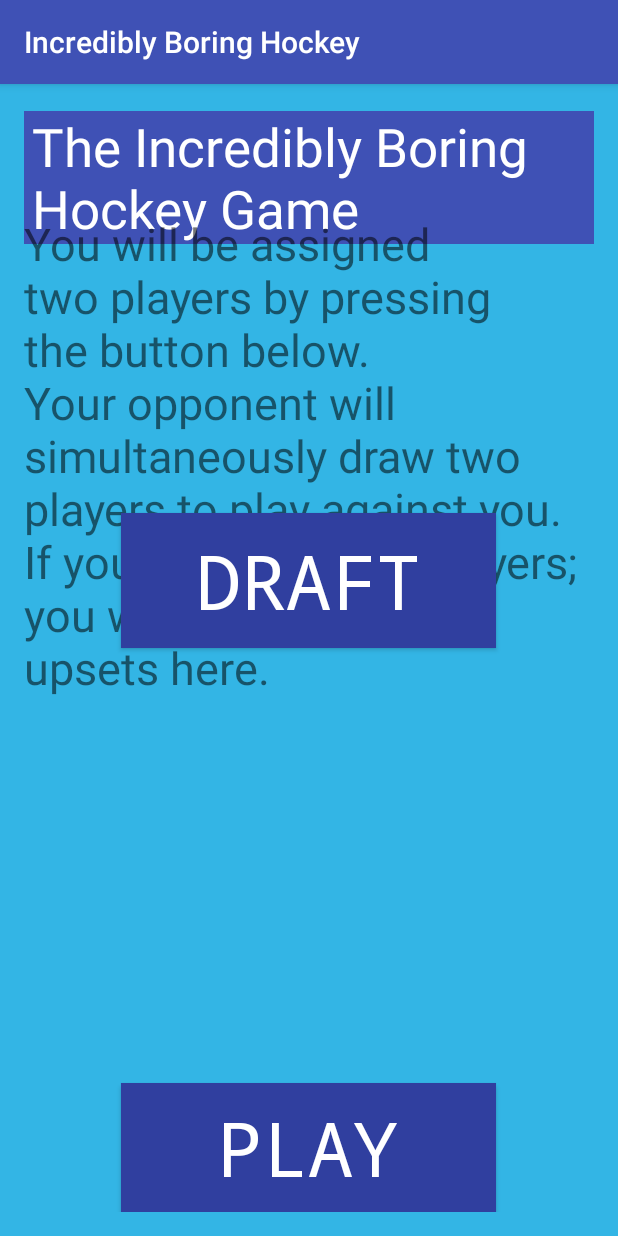
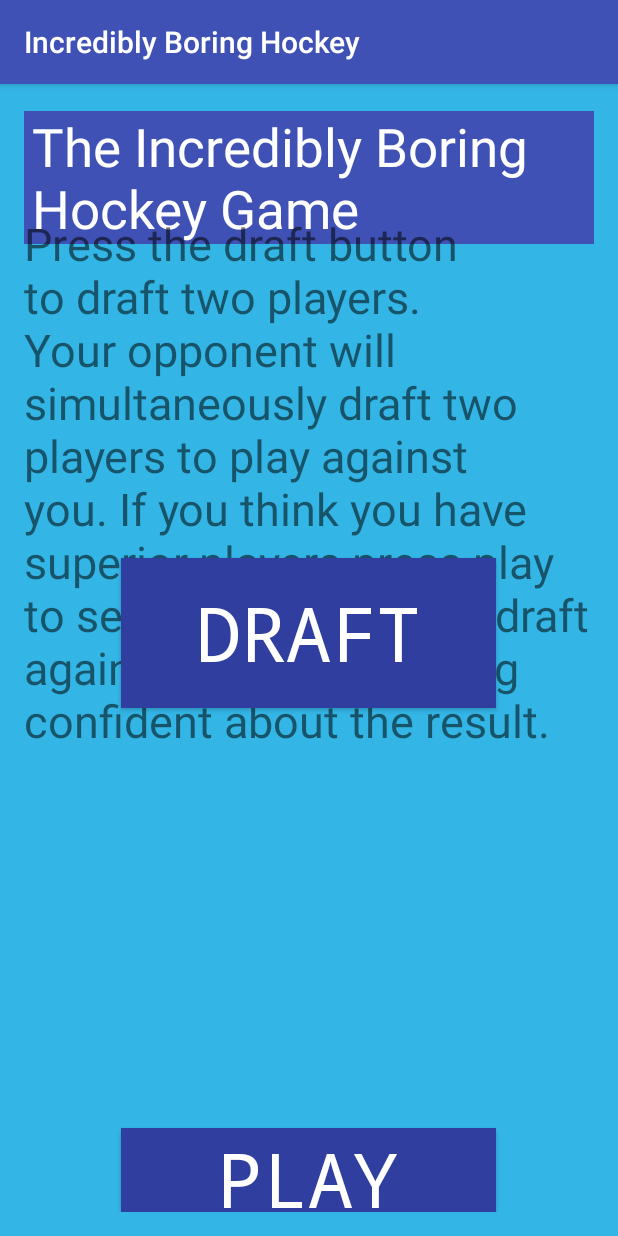
Before and after one commit to jamesannal/Hockey_Card_Game, an Android app: the screen it shows after launch (MainActivity), on a phone screen of 412 x 824 dp. Run offline under Robolectric (Android 15) with nearby library versions, the phone set to English and light mode, and no system bars.

Commit message:
Positions of views altered and explanation string changed to better reflect game

```diff
--- a/app/src/main/res/layout/activity_main.xml
+++ b/app/src/main/res/layout/activity_main.xml
@@ -40,9 +40,9 @@
     android:text="@string/draft_your_player"
     android:onClick="onDraftButtonPressed"
     android:layout_width="250sp"
-    android:layout_height="90sp"
+    android:layout_height="100sp"
     android:layout_centerHorizontal="true"
-    android:layout_marginTop="270sp"
+    android:layout_marginTop="300sp"
     android:textSize="50sp"
     android:background="@color/colorPrimaryDark"
     android:textColor="@android:color/white"
@@ -56,7 +56,7 @@
         android:layout_width="250sp"
         android:layout_height="100sp"
         android:layout_centerHorizontal="true"
-        android:layout_marginTop="650sp"
+        android:layout_marginTop="680sp"
         android:textSize="50sp"
         android:background="@color/colorPrimaryDark"
         android:textColor="@android:color/white"
@@ -82,7 +82,7 @@
         android:id="@id/result_box"
         android:layout_width="wrap_content"
         android:layout_height="wrap_content"
-        android:layout_marginTop="550sp"
+        android:layout_marginTop="590sp"
         android:text="@string/show"
         android:layout_centerHorizontal="true"
         android:textSize="60sp"
@@ -93,7 +93,7 @@
         android:id="@id/player_box"
         android:layout_width="wrap_content"
         android:layout_height="wrap_content"
-        android:layout_marginTop="380sp"
+        android:layout_marginTop="410sp"
         android:text="@string/playerShow"
         android:layout_centerHorizontal="true"
         android:textSize="30sp"
--- a/app/src/main/res/values/strings.xml
+++ b/app/src/main/res/values/strings.xml
@@ -1,7 +1,7 @@
 <resources>
     <string name="app_name">Incredibly Boring Hockey</string>
     <string name="title"> The Incredibly Boring Hockey Game</string>
-    <string name="game_explain">You will be assigned two players by pressing the button below. Your opponent will simultaneously draw two players to play against you. If you have superior players; you win. There are no upsets here.</string>
+    <string name="game_explain">Press the draft button to draft two players. Your opponent will simultaneously draft two players to play against you. If you think you have superior players press play to see if you win. Press draft again if you aren\'t feeling confident about the result.</string>
     <string name="draft_your_player">DRAFT</string>
     <string name="show">""</string>
     <string name="playerShow">""</string>
```
